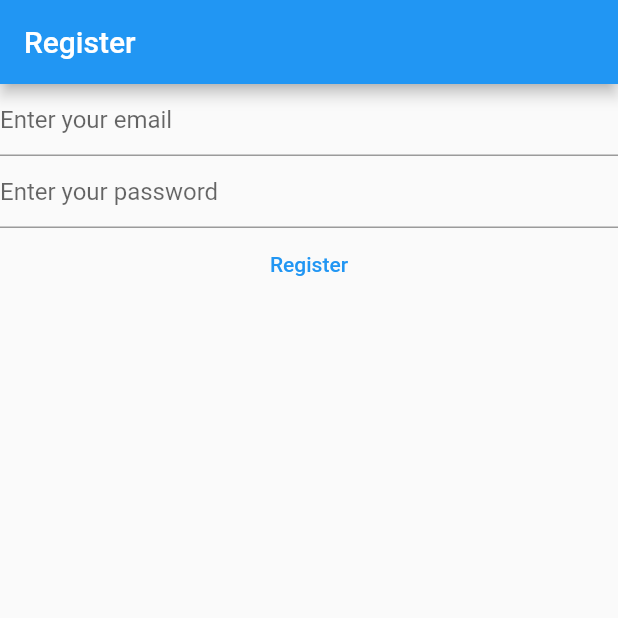
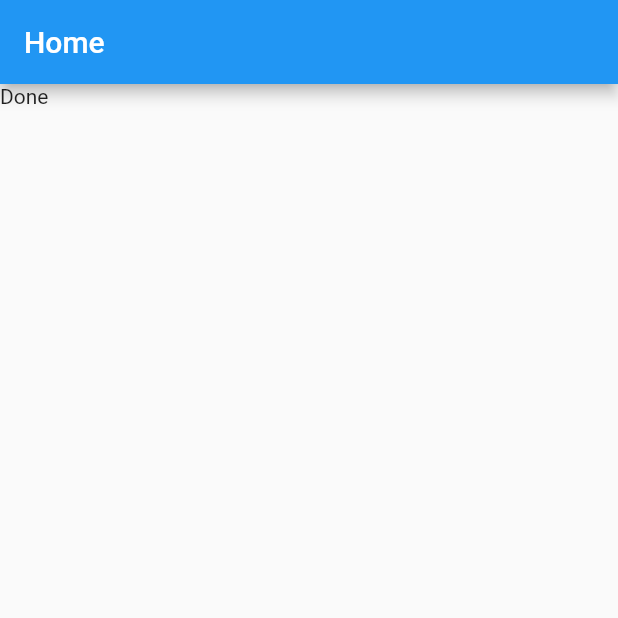
Before and after one commit to MuneebKhan1996/notes-flutter-practice, a Flutter app: the screen it shows after launch, on a phone screen of 412 x 824 dp, the top half of it. Run offline on Flutter 3.47's test engine with Material 2 defaults, Android fonts, the phone set to English and light mode, and no system bars; our stand-ins replace firebase_auth, firebase_core, fluttertoast; accounts and stored records are empty.

Commit message:
Code Refactored

```diff
--- a/lib/main.dart
+++ b/lib/main.dart
@@ -1,111 +1,50 @@
+import 'package:firebase_auth/firebase_auth.dart';
 import 'package:firebase_core/firebase_core.dart';
 import 'package:flutter/material.dart';
-import 'package:firebase_auth/firebase_auth.dart';
+import 'package:my_notes/views/login_view.dart';
+
 import 'firebase_options.dart';
 
 void main() {
   WidgetsFlutterBinding.ensureInitialized();
-  runApp(const MyApp());
-}
-
-class MyApp extends StatelessWidget {
-  const MyApp({Key? key}) : super(key: key);
-
-  // This widget is the root of your application.
-  @override
-  Widget build(BuildContext context) {
-    return MaterialApp(
+  runApp(
+    MaterialApp(
       title: 'Flutter Demo',
+      debugShowCheckedModeBanner: false,
       theme: ThemeData(
         primarySwatch: Colors.blue,
       ),
-      home: const MyHomePage(),
+      home: const HomePage(),
+    ),
   );
 }
-}
-class MyHomePage extends StatefulWidget {
-  const MyHomePage({Key? key}) : super(key: key);
-
-  @override
-  State<MyHomePage> createState() => _MyHomePageState();
-}
-
-class _MyHomePageState extends State<MyHomePage> {
-
-  late final TextEditingController _email;
-  late final TextEditingController _password;
-
-  @override
-  void initState() {
-    _email = TextEditingController();
-    _password = TextEditingController();
-
-    super.initState();
-  }
-
-  @override
-  void dispose() {
-    _email.dispose();
-    _password.dispose();
-
-    super.dispose();
-  }
-
-  void onPressed() async {
-    final email = _email.text;
-    final password = _password.text;
-
-    final userCredential = await FirebaseAuth.instance.createUserWithEmailAndPassword(
-        email: email,
-        password: password
-    );
-
-    print(userCredential);
-  }
+class HomePage extends StatelessWidget {
+  const HomePage({Key? key}) : super(key: key);
 
   @override
   Widget build(BuildContext context) {
     return Scaffold(
       appBar: AppBar(
-          title: const Text('Register'),
+        title: const Text('Home'),
       ),
-      body: FutureBuilder (
+      body: FutureBuilder(
           future: Firebase.initializeApp(
             options: DefaultFirebaseOptions.currentPlatform,
           ),
-        builder: (context, snapshot){
-          switch(snapshot.connectionState){
+          builder: (context, snapshot) {
+            switch (snapshot.connectionState) {
               case ConnectionState.done:
-              // TODO: Handle this case.
-              return Column(
-                children: [
-                  TextField(
-                    controller: _email,
-                    autocorrect: false,
-                    enableSuggestions: false,
-                    keyboardType: TextInputType.emailAddress,
-                    decoration: const InputDecoration(
-                        hintText: 'Enter your email'
-                    ),
-                  ),
-                  TextField(
-                    controller: _password,
-                    obscureText: true,
-                    enableSuggestions: false,
-                    autocorrect: false,
-                    decoration: const InputDecoration(
-                        hintText: 'Enter your password'
-                    ),
-                  ),
-                  TextButton(onPressed: onPressed, child: const Text('Register')),
-                ],
-              );
+                final user = FirebaseAuth.instance.currentUser;
+                if(user?.emailVerified ?? false){
+                  print('You are verified');
+                } else {
+                  print('You are not verified');
+                }
+              return const Text('Done');
               default:
                 return const Text('Loading ...');
             }
-
-        }
-      ),
+          }),
     );
   }
 }
--- a/pubspec.yaml
+++ b/pubspec.yaml
@@ -38,6 +38,7 @@ dependencies:
   firebase_auth: ^3.3.16
   cloud_firestore: ^3.1.13
   firebase_analytics: ^9.1.6
+  fluttertoast: ^8.0.9
 
 dev_dependencies:
   flutter_test:
```
Also changed, not shown: lib/views/login_view.dart (added, +108 -0 lines), lib/views/register_view.dart (added, +106 -0 lines), pubspec.lock. Lines whose indentation alone changed are shown as unchanged.
